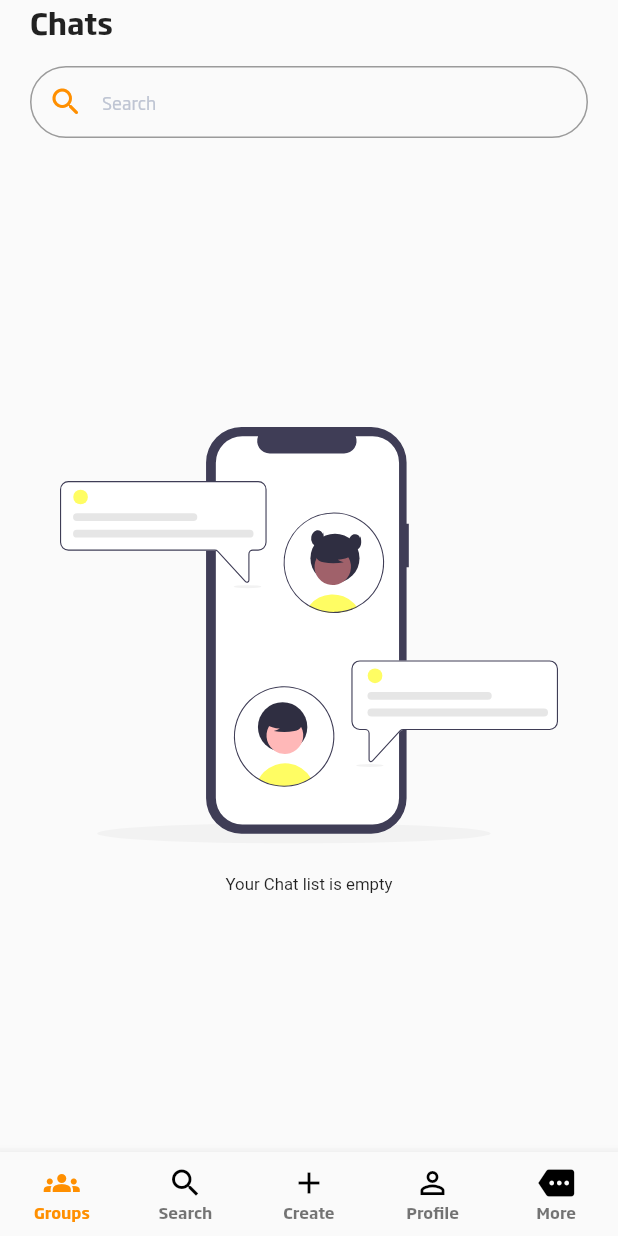
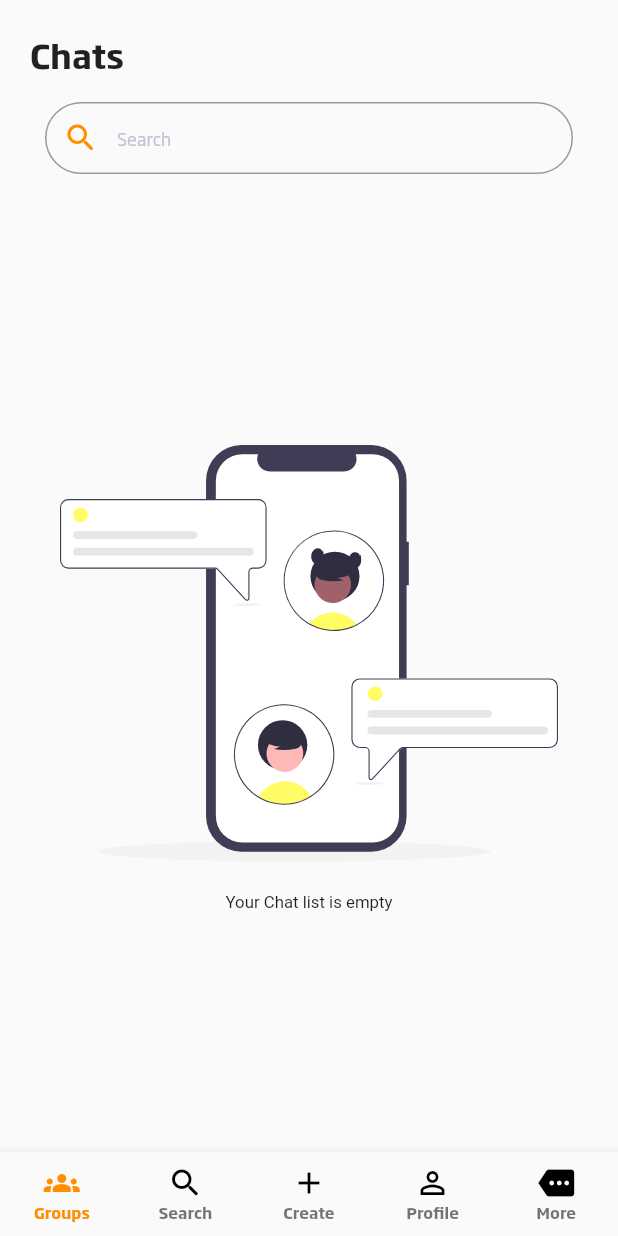
Before and after one commit to Saiprasad122/fitness99, a Flutter app: the DashboardView screen opened by its route, on a phone screen of 412 x 824 dp. Run offline on Flutter 3.47's test engine with Material 2 defaults, Android fonts, the phone set to English and light mode, and no system bars; our stand-ins replace cloud_firestore, firebase_auth, firebase_core, flutter_svg, get, logger and 1 more; missing offline and left inert: cloud_firestore_web, firebase_auth_web, firebase_core_web, shared_preferences_web; accounts and stored records are empty; project files that could hold a hidden picture were left out.

Commit message:
UI UPDATE:SEARCH SCREEN(PARTIAL)

```diff
--- a/lib/global/widgets/custom_detail_textfield.dart
+++ b/lib/global/widgets/custom_detail_textfield.dart
@@ -26,8 +26,7 @@ class CustomDetailsTextField extends StatelessWidget {
     this.focusNode,
     this.isObscureText = false,
     this.obscuringText = '*',
-    // ignore: empty_constructor_bodies
-  }) {}
+  });
 
   @override
   Widget build(BuildContext context) => Column(
--- /dev/null
+++ b/lib/global/widgets/custom_search_field.dart
@@ -0,0 +1,44 @@
+import 'package:fitness_99/global/utils/fontsAndSizes.dart';
+import 'package:flutter/material.dart';
+
+class CustomSearchFeild extends StatelessWidget {
+  final Function(String?)? onChanged;
+  final Function(String?)? onSubmitted;
+
+  CustomSearchFeild({
+    this.onChanged,
+    this.onSubmitted,
+  });
+
+  @override
+  Widget build(BuildContext context) => Padding(
+        padding: const EdgeInsets.symmetric(horizontal: 10),
+        child: TextField(
+          onChanged: onChanged,
+          onSubmitted: onSubmitted,
+          style: TextStyles.sgproRegular.f18,
+          maxLines: 1,
+          decoration: InputDecoration(
+            contentPadding: EdgeInsets.zero,
+            border: OutlineInputBorder(
+              borderRadius: BorderRadius.circular(30),
+              borderSide: BorderSide(
+                color: Colors.grey,
+              ),
+            ),
+            focusedBorder: OutlineInputBorder(
+              borderRadius: BorderRadius.circular(30),
+              borderSide: BorderSide(
+                color: Colors.grey,
+              ),
+            ),
+            prefixIcon: Icon(
+              Icons.search_rounded,
+              color: Colors.amber[800],
+            ),
+            hintText: 'Search',
+            hintStyle: TextStyles.sgproRegular.f18.greyLight,
+          ),
+        ),
+      );
+}
--- a/lib/views/chat_screen/chat_screen.dart
+++ b/lib/views/chat_screen/chat_screen.dart
@@ -1,5 +1,6 @@
 import 'package:fitness_99/global/utils/dimensions.dart';
 import 'package:fitness_99/global/utils/fontsAndSizes.dart';
+import 'package:fitness_99/global/widgets/custom_search_field.dart';
 import 'package:flutter/material.dart';
 import 'package:flutter_svg/svg.dart';
 
@@ -11,41 +12,17 @@ class ChatScreenView extends StatelessWidget {
     return Scaffold(
       body: SafeArea(
         child: Padding(
-          padding: const EdgeInsets.symmetric(horizontal: 20),
+          padding: const EdgeInsets.fromLTRB(20, 20, 20, 0),
           child: Column(
             mainAxisAlignment: MainAxisAlignment.center,
             crossAxisAlignment: CrossAxisAlignment.start,
             children: [
               Text(
                 'Chats',
-                style: TextStyles.sgproBold.f30,
+                style: TextStyles.sgproBold.f34,
               ),
               const SizedBox(height: 15),
-              TextField(
-                style: TextStyles.sgproRegular.f18,
-                maxLines: 1,
-                decoration: InputDecoration(
-                  contentPadding: EdgeInsets.zero,
-                  border: OutlineInputBorder(
-                    borderRadius: BorderRadius.circular(30),
-                    borderSide: BorderSide(
-                      color: Colors.grey,
-                    ),
-                  ),
-                  focusedBorder: OutlineInputBorder(
-                    borderRadius: BorderRadius.circular(30),
-                    borderSide: BorderSide(
-                      color: Colors.grey,
-                    ),
-                  ),
-                  prefixIcon: Icon(
-                    Icons.search_rounded,
-                    color: Colors.amber[800],
-                  ),
-                  hintText: 'Search',
-                  hintStyle: TextStyles.sgproRegular.f18.greyLight,
-                ),
-              ),
+              CustomSearchFeild(),
               Expanded(
                 child: Column(
                   mainAxisAlignment: MainAxisAlignment.center,
@@ -53,7 +30,7 @@ class ChatScreenView extends StatelessWidget {
                     Padding(
                       padding: const EdgeInsets.symmetric(horizontal: 20),
                       child: SvgPicture.asset(
-                        'assets/svgs/Chatting.svg',
+                        'assets/svgs/chat_screen/Chatting.svg',
                         height: AppSizedBoxConfigs.screenHeight * 0.5,
                       ),
                     ),
--- a/lib/views/dashboard.dart
+++ b/lib/views/dashboard.dart
@@ -2,6 +2,7 @@ import 'package:fitness_99/global/utils/fontsAndSizes.dart';
 import 'package:fitness_99/views/chat_screen/chat_screen.dart';
 import 'package:fitness_99/views/more_screen/more_options_screen.dart';
 import 'package:fitness_99/views/profile_screen/profile_view.dart';
+import 'package:fitness_99/views/search_screen/search_screen.dart';
 import 'package:flutter/material.dart';
 
 class DashboardView extends StatefulWidget {
@@ -33,7 +34,7 @@ class _DashboardViewState extends State<DashboardView>
         physics: NeverScrollableScrollPhysics(),
         children: const [
           ChatScreenView(),
-          ChatScreenView(),
+          SearchScreenView(),
           ChatScreenView(),
           ProfileView(),
           MoreOptionsScreen()
```
Also changed, not shown: lib/views/search_screen/search_screen.dart (+32 -3 lines), pubspec.yaml (+8 -9 lines), assets/images/search_screen/fitness.png (added), assets/svgs/chat_screen/Chatting.svg (renamed from assets/svgs/Chatting.svg), assets/svgs/chat_screen/chat-animate.svg (renamed from assets/svgs/chat-animate.svg), assets/svgs/search_screen/fitness.svg (added), 1 other file.
